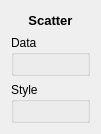
Old version of the form src/terralib/qt/widgets/charts/ui/ScatterFrameWidgetForm.ui in the repository claudiobogossian/terralib5.
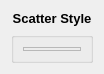
New version of the form.

What changed in the file:
```diff
--- a/src/terralib/qt/widgets/charts/ui/ScatterFrameWidgetForm.ui
+++ b/src/terralib/qt/widgets/charts/ui/ScatterFrameWidgetForm.ui
@@ -6,8 +6,8 @@
    <rect>
     <x>0</x>
     <y>0</y>
-    <width>101</width>
-    <height>134</height>
+    <width>104</width>
+    <height>72</height>
    </rect>
   </property>
   <property name="windowTitle">
@@ -24,7 +24,7 @@
       </font>
      </property>
      <property name="text">
-      <string>Scatter</string>
+      <string>Scatter Style</string>
      </property>
      <property name="alignment">
       <set>Qt::AlignCenter</set>
@@ -33,29 +33,10 @@
    </item>
    <item row="1" column="0">
     <layout class="QVBoxLayout" name="verticalLayout">
-     <item>
-      <widget class="QGroupBox" name="m_scatterDataGroupBox">
-       <property name="title">
-        <string>Data</string>
-       </property>
-       <layout class="QGridLayout" name="gridLayout_2">
-        <item row="0" column="0">
-         <widget class="QFrame" name="m_scatterDataFrame">
-          <property name="frameShape">
-           <enum>QFrame::StyledPanel</enum>
-          </property>
-          <property name="frameShadow">
-           <enum>QFrame::Raised</enum>
-          </property>
-         </widget>
-        </item>
-       </layout>
-      </widget>
-     </item>
      <item>
       <widget class="QGroupBox" name="m_scatterStyleGroupBox">
        <property name="title">
-        <string>Style</string>
+        <string/>
        </property>
        <layout class="QGridLayout" name="gridLayout_3">
         <item row="0" column="0">
```
